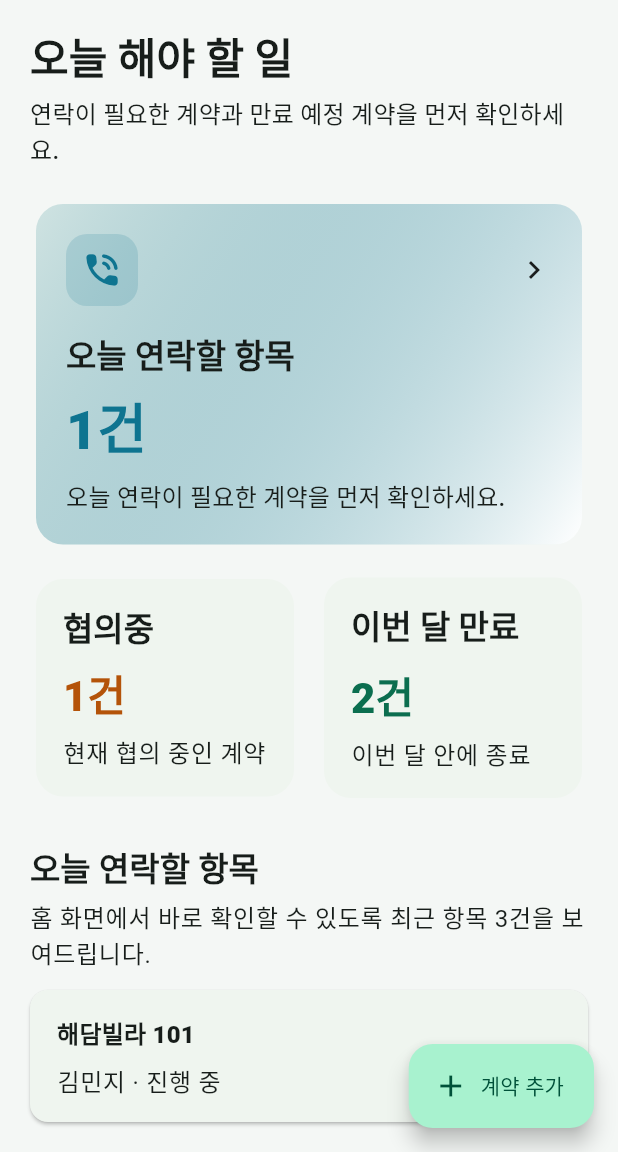
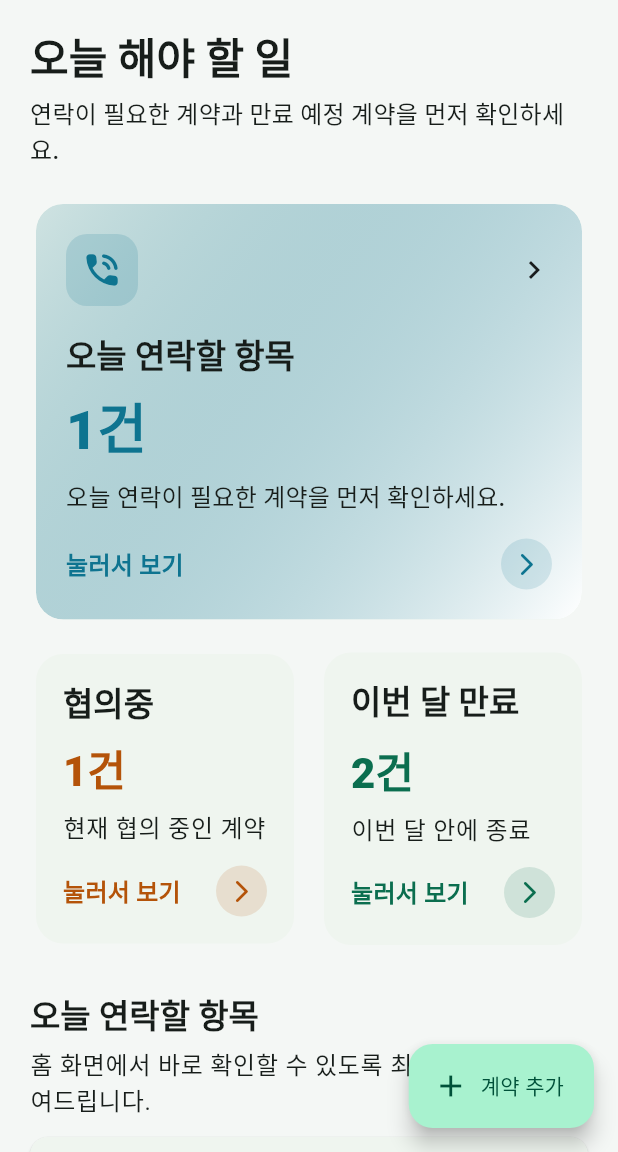
Before and after one commit to meeso0219/rent-management, a Flutter app: the screen it shows after launch, on a phone screen of 412 x 824 dp, the part 84-1236 px from its top. Run offline on Flutter 3.47's test engine with Material 3 defaults, Android fonts, the phone set to English and light mode, and no system bars; our stand-ins replace flutter_local_notifications, flutter_timezone, share_plus, shared_preferences, timezone.

Commit message:
Enhance home summary card tap affordance

```diff
--- a/lib/screens/home_screen.dart
+++ b/lib/screens/home_screen.dart
@@ -226,6 +226,7 @@ class _PrioritySummaryCard extends StatelessWidget {
 
     return Card(
       elevation: 0,
+      clipBehavior: Clip.antiAlias,
       shape: RoundedRectangleBorder(borderRadius: BorderRadius.circular(18)),
       child: InkWell(
         onTap: onTap,
@@ -277,6 +278,8 @@ class _PrioritySummaryCard extends StatelessWidget {
                 helperText,
                 style: textTheme.titleMedium?.copyWith(height: 1.4),
               ),
+              const SizedBox(height: 16),
+              _TapHintRow(accentColor: accentColor),
             ],
           ),
         ),
@@ -306,6 +309,7 @@ class _CompactSummaryCard extends StatelessWidget {
 
     return Card(
       elevation: 0,
+      clipBehavior: Clip.antiAlias,
       shape: RoundedRectangleBorder(borderRadius: BorderRadius.circular(18)),
       child: InkWell(
         onTap: onTap,
@@ -334,10 +338,47 @@ class _CompactSummaryCard extends StatelessWidget {
                 helperText,
                 style: textTheme.bodyLarge?.copyWith(height: 1.35),
               ),
+              const SizedBox(height: 14),
+              _TapHintRow(accentColor: accentColor),
             ],
           ),
         ),
       ),
+    );
+  }
+}
+
+class _TapHintRow extends StatelessWidget {
+  const _TapHintRow({required this.accentColor});
+
+  final Color accentColor;
+
+  @override
+  Widget build(BuildContext context) {
+    return Row(
+      children: [
+        Text(
+          '눌러서 보기',
+          style: Theme.of(context).textTheme.titleMedium?.copyWith(
+            fontWeight: FontWeight.w700,
+            color: accentColor,
+          ),
+        ),
+        const Spacer(),
+        Container(
+          width: 34,
+          height: 34,
+          decoration: BoxDecoration(
+            color: accentColor.withValues(alpha: 0.14),
+            shape: BoxShape.circle,
+          ),
+          child: Icon(
+            Icons.arrow_forward_ios_rounded,
+            size: 18,
+            color: accentColor,
+          ),
+        ),
+      ],
     );
   }
 }
```
